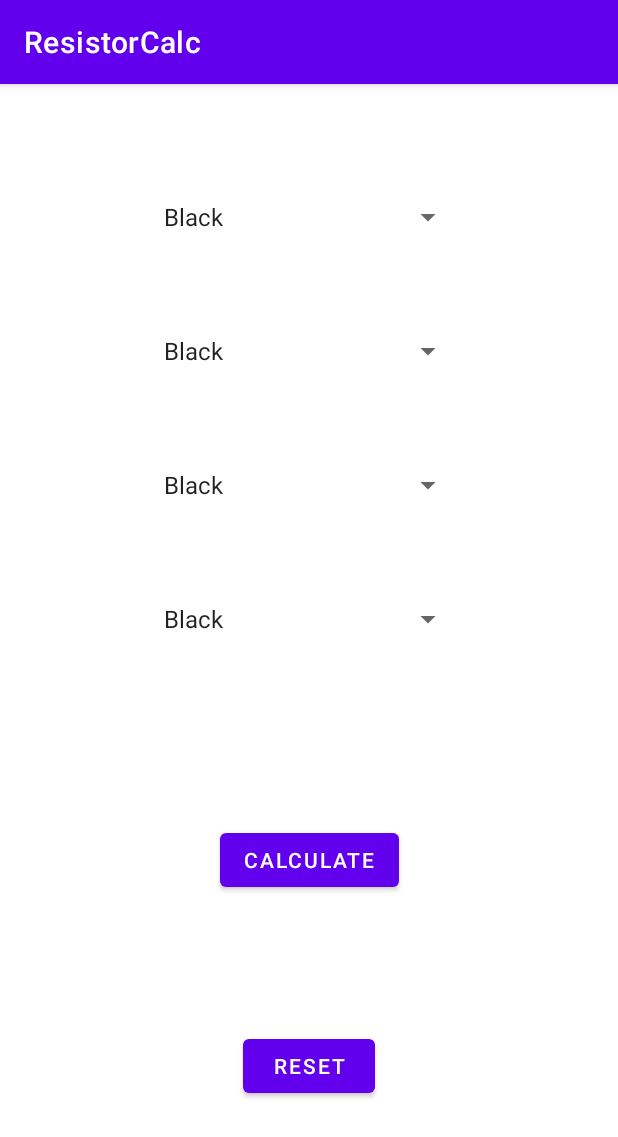
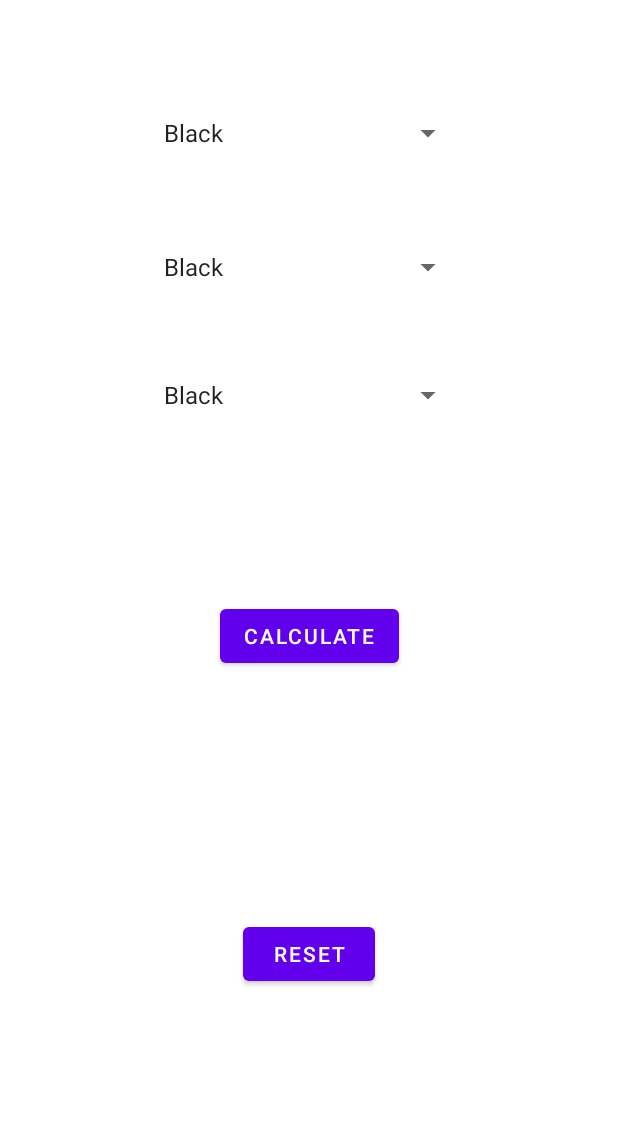
Before and after one commit to s00212257/AndroidStudioProjects, an Android app: the screen it shows after launch (MainActivity), after a tap on "CALCULATE", on a phone screen of 412 x 824 dp. Shown: the top 1137 px of the screen. Run offline under Robolectric (Android 15) with nearby library versions, the phone set to English and light mode, and no system bars.

Commit message:
Progress wow

```diff
--- a/ResistorCalc/app/src/main/java/com/example/resistorcalc/MainActivity.java
+++ b/ResistorCalc/app/src/main/java/com/example/resistorcalc/MainActivity.java
@@ -1,11 +1,6 @@
 package com.example.resistorcalc;
 
-import static android.content.ContentValues.TAG;
-
-import androidx.appcompat.app.AppCompatActivity;
-
 import android.os.Bundle;
-import android.util.Log;
 import android.view.View;
 import android.widget.AdapterView;
 import android.widget.ArrayAdapter;
@@ -13,28 +8,28 @@ import android.widget.Button;
 import android.widget.Spinner;
 import android.widget.Toast;
 
+import androidx.appcompat.app.AppCompatActivity;
+
+import java.util.Objects;
+
 public class MainActivity extends AppCompatActivity implements AdapterView.OnItemSelectedListener {
 
     Spinner spinner1;
     Spinner spinner2;
-    Spinner spinner3;
     Spinner spinner4;
     Button btnCalc;
     Button btnReset;
-    String pos1;
-    String pos2;
-    String pos3;
-    String pos4;
-    String res1;
 
     @Override
     protected void onCreate(Bundle savedInstanceState) {
         super.onCreate(savedInstanceState);
         setContentView(R.layout.activity_main);
 
+        //No more top bar $$$
+        getSupportActionBar().hide();
+
         spinner1 = findViewById(R.id.spinner1);
         spinner2 = findViewById(R.id.spinner2);
-        spinner3 = findViewById(R.id.spinner3);
         spinner4 = findViewById(R.id.spinner4);
 
         btnCalc = findViewById(R.id.btnCalc);
@@ -43,72 +38,46 @@ public class MainActivity extends AppCompatActivity implements AdapterView.OnIte
         ArrayAdapter<CharSequence> colourAdapter = ArrayAdapter.createFromResource(this,
                 R.array.colours_array, android.R.layout.simple_spinner_item);
 
-        ArrayAdapter<CharSequence> multiAdapter = ArrayAdapter.createFromResource(this,
-                R.array.coloursMulti_array, android.R.layout.simple_spinner_item);
-
         colourAdapter.setDropDownViewResource(android.R.layout.simple_spinner_dropdown_item);
-        multiAdapter.setDropDownViewResource(android.R.layout.simple_spinner_dropdown_item);
 
         spinner1.setAdapter(colourAdapter);
         spinner2.setAdapter(colourAdapter);
-        spinner3.setAdapter(colourAdapter);
-        spinner4.setAdapter(multiAdapter);
+        spinner4.setAdapter(colourAdapter);
 
         spinner1.setOnItemSelectedListener(this);
         spinner2.setOnItemSelectedListener(this);
-        spinner3.setOnItemSelectedListener(this);
         spinner4.setOnItemSelectedListener(this);
 
         //Calc button press event
-        btnCalc.setOnClickListener(new View.OnClickListener() {
-            @Override
-            public void onClick(View view) {
-                res1 = colourToValue(pos1);
-                Toast.makeText(getApplicationContext(), (String)pos1.toString(),
-                        Toast.LENGTH_LONG).show();
-            }
+        btnCalc.setOnClickListener(view -> {
+            StringBuilder stringBuilder = new StringBuilder();
+            stringBuilder.append(spinner1.getSelectedItemPosition());
+            stringBuilder.append(spinner2.getSelectedItemPosition());
+            stringBuilder.append(Multiplier());
+
+            String finalString = stringBuilder.toString();
+            Toast.makeText(getApplicationContext(), (String) finalString,
+                    Toast.LENGTH_LONG).show();
         });
 
         //Reset button press event
-        btnReset.setOnClickListener(new View.OnClickListener() {
-            @Override
-            public void onClick(View view) {
-
-            }
+        btnReset.setOnClickListener(view -> {
         });
     }
 
-    String colourToValue(String colour){
-        if(colour == "Black")
-            return "0";
-        else if(colour == "Brown")
-            return "1";
-        else if(colour == "Red")
-            return "2";
-        else if(colour == "Orange")
-            return "3";
-        else if(colour == "Yellow")
-            return "4";
-        else if(colour == "Green")
-            return "5";
-        else if(colour == "Blue")
-            return "6";
-        else if(colour == "Violet")
-            return "7";
-        else if(colour == "Grey")
-            return "8";
-        else if(colour == "White")
-            return "9";
-        else
-            return "0";
+    public String Multiplier(){
+        StringBuilder stringBuilder = new StringBuilder();
+        int i = 0;
+        while(i < Integer.parseInt(String.valueOf(spinner4.getSelectedItemPosition()))){
+            stringBuilder.append(0);
+            i++;
+        }
+
+       return String.valueOf(stringBuilder);
     }
 
     @Override
     public void onItemSelected(AdapterView<?> adapterView, View view, int i, long l) {
-        pos1 = colourToValue(spinner1.getSelectedItem().toString());
-        pos2 = colourToValue(spinner2.getSelectedItem().toString());
-        pos3 = colourToValue(spinner3.getSelectedItem().toString());
-        pos4 = colourToValue(spinner4.getSelectedItem().toString());
     }
 
     @Override
--- a/ResistorCalc/app/src/main/res/layout/activity_main.xml
+++ b/ResistorCalc/app/src/main/res/layout/activity_main.xml
@@ -7,24 +7,14 @@
     tools:context=".MainActivity">
 
     <Spinner
-        android:id="@+id/spinner3"
+        android:id="@+id/spinner4"
         android:layout_width="208dp"
         android:layout_height="41dp"
-        android:layout_marginTop="48dp"
+        android:layout_marginTop="44dp"
         app:layout_constraintEnd_toEndOf="parent"
         app:layout_constraintHorizontal_bias="0.497"
         app:layout_constraintStart_toStartOf="parent"
         app:layout_constraintTop_toBottomOf="@+id/spinner2" />
-
-    <Spinner
-        android:id="@+id/spinner4"
-        android:layout_width="208dp"
-        android:layout_height="41dp"
-        android:layout_marginTop="48dp"
-        app:layout_constraintEnd_toEndOf="parent"
-        app:layout_constraintHorizontal_bias="0.497"
-        app:layout_constraintStart_toStartOf="parent"
-        app:layout_constraintTop_toBottomOf="@+id/spinner3" />
 
     <Spinner
         android:id="@+id/spinner2"
--- a/ResistorCalc/app/src/main/res/values/strings.xml
+++ b/ResistorCalc/app/src/main/res/values/strings.xml
@@ -13,14 +13,4 @@
         <item>Grey</item>
         <item>White</item>
     </string-array>
-
-    <string-array name="coloursMulti_array">
-        <item>Black</item>
-        <item>Brown</item>
-        <item>Red</item>
-        <item>Orange</item>
-        <item>Yellow</item>
-        <item>Green</item>
-        <item>Blue</item>
-    </string-array>
 </resources>
```
